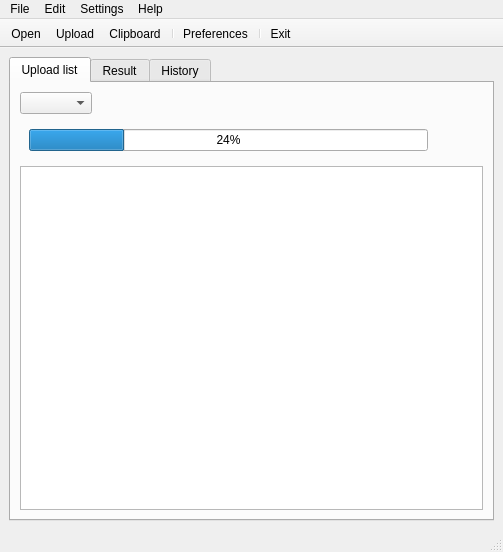
The window that quimge/ui/main.ui (Apkawa/quimge) describes before a commit, drawn with Qt 5.
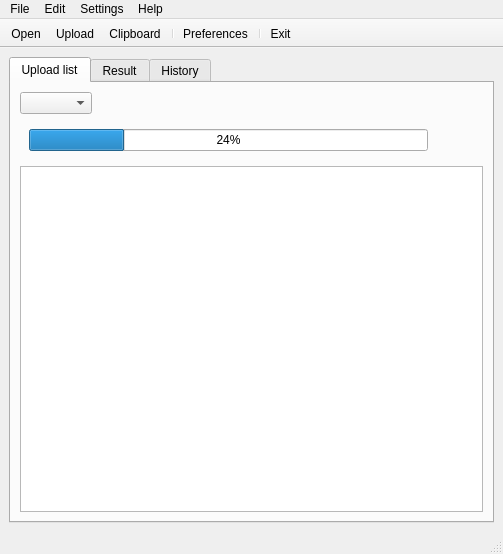
The same window after the commit. Icons and pictures are not drawn.

Commit message: fixed add file with unicode bug, fixed imagehosting choices bug

```diff
--- a/quimge/ui/main.ui
+++ b/quimge/ui/main.ui
@@ -8,7 +8,7 @@
     <x>0</x>
     <y>0</y>
     <width>503</width>
-    <height>552</height>
+    <height>554</height>
    </rect>
   </property>
   <property name="acceptDrops">
```
Left out of the diff: 6 changed lines with no effect on the pictures. The commit also changes 1 other file.
